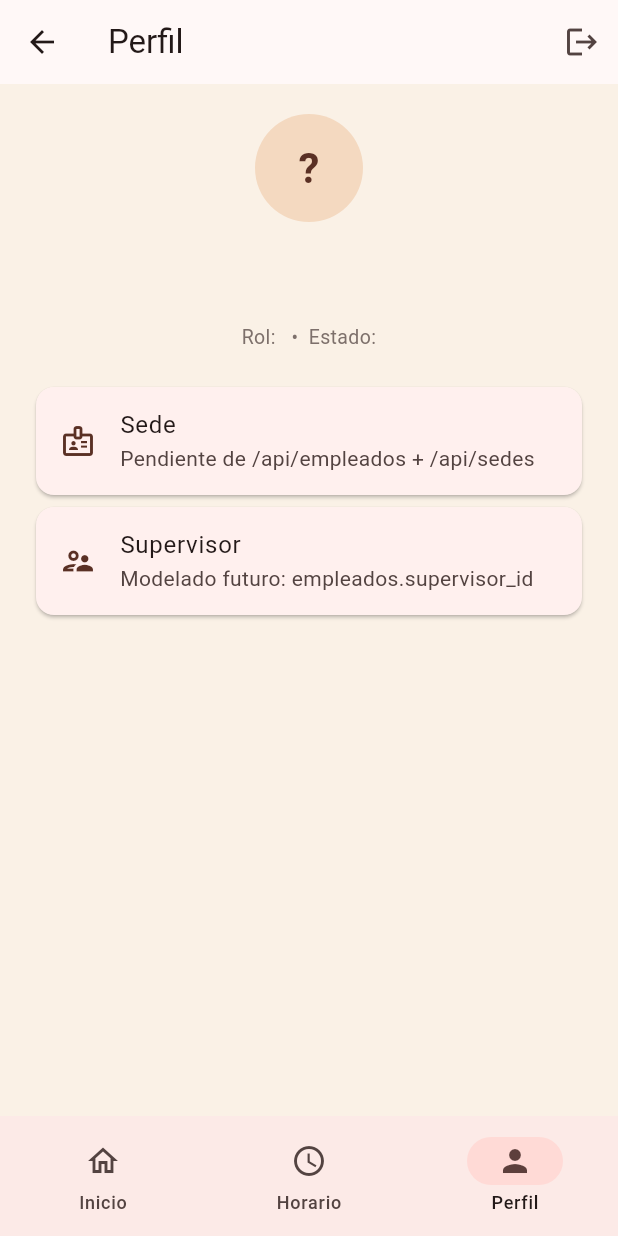
After one commit to luis047527/app_colaborador_segunda_version, a Flutter app: the HomeScreen screen opened directly, item 3 of the bottom bar chosen, after a tap on the "logout" icon, on a phone screen of 412 x 824 dp. The commit adds this screen. Run offline on Flutter 3.47's test engine with Material 3 defaults, Android fonts, the phone set to English and light mode, and no system bars; accounts and stored records are empty.

Commit message:
frontend(semana-1): scaffold Home/Inicio/Horario/Perfil + AuthService Client injection + tests 21/21
- HomeScreen with NavigationBar 3 tabs (Inicio/Horario/Perfil) + dynamic AppBar + logout; main.dart uses HomeScreen when authed, keeps HomePlaceholder legacy
- Inicio/Horario/Perfil placeholders for Semana 1 (horario-hoy, sede, supervisor TODO)
- AuthService http.Client injection for MockClient testability (default http.Client for prod)
- analysis_options.yaml exclude build dirs for clean analyze
- tests: usuario (2), auth_service MockClient (6), app_config (1), login (5), home (3), inicio/perfil (3), app (1) — 21 passed, coverage 100% on core libs; flutter analyze clean
- docs: notes-david-sep-9.md Frontend testing guide + commit 2026-09-09 section

```diff
--- a/lib/main.dart
+++ b/lib/main.dart
@@ -2,6 +2,7 @@ import 'package:flutter/material.dart';
 import 'package:provider/provider.dart';
 import 'services/auth_service.dart';
 import 'screens/login/login_screen.dart';
+import 'screens/home/home_screen.dart';
 
 void main() {
   runApp(const MainApp());
@@ -24,7 +25,7 @@ class MainApp extends StatelessWidget {
         ),
         home: Consumer<AuthService>(
           builder: (context, auth, _) => auth.isAuthenticated
-              ? const HomePlaceholder()
+              ? const HomeScreen()
               : LoginScreen(authService: auth),
         ),
       ),
@@ -32,6 +33,7 @@ class MainApp extends StatelessWidget {
   }
 }
 
+// Legacy placeholder kept for backwards compat (tests/docs may reference)
 class HomePlaceholder extends StatelessWidget {
   const HomePlaceholder({super.key});
 
--- /dev/null
+++ b/lib/screens/home/home_screen.dart
@@ -0,0 +1,71 @@
+import 'package:flutter/material.dart';
+import 'package:provider/provider.dart';
+import '../../services/auth_service.dart';
+import '../inicio/inicio_screen.dart';
+import '../horario/horario_screen.dart';
+import '../perfil/perfil_screen.dart';
+
+class HomeScreen extends StatefulWidget {
+  const HomeScreen({super.key});
+
+  @override
+  State<HomeScreen> createState() => _HomeScreenState();
+}
+
+class _HomeScreenState extends State<HomeScreen> {
+  int _index = 0;
+
+  static const _titles = ['Inicio', 'Horario', 'Perfil'];
+
+  Widget _bodyForIndex(int index) {
+    switch (index) {
+      case 0:
+        return const InicioScreen();
+      case 1:
+        return const HorarioScreen();
+      case 2:
+        return const PerfilScreen();
+      default:
+        return const InicioScreen();
+    }
+  }
+
+  @override
+  Widget build(BuildContext context) {
+    final auth = context.read<AuthService>();
+    return Scaffold(
+      appBar: AppBar(
+        title: Text(_titles[_index]),
+        actions: [
+          IconButton(
+            tooltip: 'Cerrar sesión',
+            icon: const Icon(Icons.logout),
+            onPressed: () => auth.logout(),
+          ),
+        ],
+      ),
+      body: _bodyForIndex(_index),
+      bottomNavigationBar: NavigationBar(
+        selectedIndex: _index,
+        onDestinationSelected: (i) => setState(() => _index = i),
+        destinations: const [
+          NavigationDestination(
+            icon: Icon(Icons.home_outlined),
+            selectedIcon: Icon(Icons.home),
+            label: 'Inicio',
+          ),
+          NavigationDestination(
+            icon: Icon(Icons.schedule_outlined),
+            selectedIcon: Icon(Icons.schedule),
+            label: 'Horario',
+          ),
+          NavigationDestination(
+            icon: Icon(Icons.person_outline),
+            selectedIcon: Icon(Icons.person),
+            label: 'Perfil',
+          ),
+        ],
+      ),
+    );
+  }
+}
--- /dev/null
+++ b/lib/screens/inicio/inicio_screen.dart
@@ -0,0 +1,51 @@
+import 'package:flutter/material.dart';
+import 'package:provider/provider.dart';
+import '../../services/auth_service.dart';
+
+class InicioScreen extends StatelessWidget {
+  const InicioScreen({super.key});
+
+  @override
+  Widget build(BuildContext context) {
+    final usuario = context.watch<AuthService>().usuario;
+    return Center(
+      child: Padding(
+        padding: const EdgeInsets.all(24),
+        child: Column(
+          mainAxisSize: MainAxisSize.min,
+          children: [
+            const Icon(Icons.waving_hand_outlined, size: 48, color: Color(0xFF5A3024)),
+            const SizedBox(height: 12),
+            Text(
+              'Bienvenido, ${usuario?.nombreCompleto ?? ''}',
+              textAlign: TextAlign.center,
+              style: const TextStyle(fontSize: 20, fontWeight: FontWeight.w700, color: Color(0xFF3F2924)),
+            ),
+            const SizedBox(height: 8),
+            Text(
+              usuario?.rol ?? '',
+              style: const TextStyle(color: Color(0xFF7D706B)),
+            ),
+            const SizedBox(height: 24),
+            const Card(
+              child: Padding(
+                padding: EdgeInsets.all(16),
+                child: Column(
+                  children: [
+                    Text('Semana 1 — Base técnica', style: TextStyle(fontWeight: FontWeight.w600)),
+                    SizedBox(height: 8),
+                    Text(
+                      'Login conectado a /api/auth/login. Siguientes módulos: marcaciones, historial y vacaciones.',
+                      textAlign: TextAlign.center,
+                      style: TextStyle(color: Color(0xFF7D706B)),
+                    ),
+                  ],
+                ),
+              ),
+            ),
+          ],
+        ),
+      ),
+    );
+  }
+}
--- /dev/null
+++ b/lib/screens/perfil/perfil_screen.dart
@@ -0,0 +1,58 @@
+import 'package:flutter/material.dart';
+import 'package:provider/provider.dart';
+import '../../services/auth_service.dart';
+
+class PerfilScreen extends StatelessWidget {
+  const PerfilScreen({super.key});
+
+  @override
+  Widget build(BuildContext context) {
+    final usuario = context.watch<AuthService>().usuario;
+    return ListView(
+      padding: const EdgeInsets.all(20),
+      children: [
+        CircleAvatar(
+          radius: 36,
+          backgroundColor: const Color(0xFFF4D9C0),
+          child: Text(
+            (usuario?.nombre.isNotEmpty ?? false) ? usuario!.nombre[0].toUpperCase() : '?',
+            style: const TextStyle(fontSize: 28, color: Color(0xFF5A3024), fontWeight: FontWeight.w700),
+          ),
+        ),
+        const SizedBox(height: 12),
+        Text(
+          usuario?.nombreCompleto ?? 'Usuario',
+          textAlign: TextAlign.center,
+          style: const TextStyle(fontSize: 18, fontWeight: FontWeight.w700, color: Color(0xFF3F2924)),
+        ),
+        const SizedBox(height: 4),
+        Text(
+          usuario?.email ?? '',
+          textAlign: TextAlign.center,
+          style: const TextStyle(color: Color(0xFF7D706B)),
+        ),
+        const SizedBox(height: 4),
+        Text(
+          'Rol: ${usuario?.rol ?? '-'}  •  Estado: ${usuario?.estado ?? '-'}',
+          textAlign: TextAlign.center,
+          style: const TextStyle(color: Color(0xFF7D706B), fontSize: 13),
+        ),
+        const SizedBox(height: 20),
+        const Card(
+          child: ListTile(
+            leading: Icon(Icons.badge_outlined, color: Color(0xFF5A3024)),
+            title: Text('Sede'),
+            subtitle: Text('Pendiente de /api/empleados + /api/sedes'),
+          ),
+        ),
+        const Card(
+          child: ListTile(
+            leading: Icon(Icons.supervisor_account_outlined, color: Color(0xFF5A3024)),
+            title: Text('Supervisor'),
+            subtitle: Text('Modelado futuro: empleados.supervisor_id'),
+          ),
+        ),
+      ],
+    );
+  }
+}
--- a/lib/services/auth_service.dart
+++ b/lib/services/auth_service.dart
@@ -10,6 +10,9 @@ class AuthException implements Exception {
 }
 
 class AuthService extends ChangeNotifier {
+  final http.Client _client;
+  AuthService({http.Client? client}) : _client = client ?? http.Client();
+
   String? _token;
   Usuario? _usuario;
 
@@ -19,7 +22,7 @@ class AuthService extends ChangeNotifier {
 
   Future<void> login(String email, String password) async {
     final uri = Uri.parse('${AppConfig.apiBaseUrl}/api/auth/login');
-    final response = await http.post(
+    final response = await _client.post(
       uri,
       headers: {'Content-Type': 'application/json'},
       body: jsonEncode({'email': email, 'password': password}),
```
Also changed, not shown: analysis_options.yaml (+9 -0 lines), lib/screens/horario/horario_screen.dart (added, +34 -0 lines), pubspec.lock, 8 other files.
